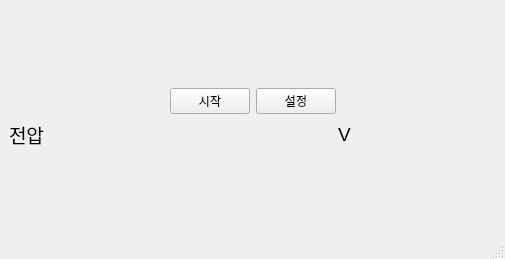
Old version of the form main_window.ui in the repository gkdisdhfl1/PowerSimulator.
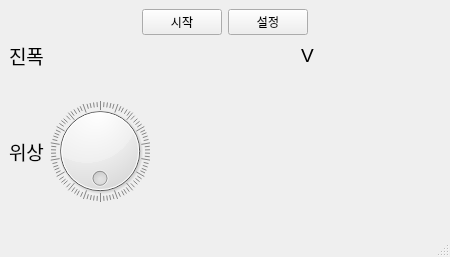
New version of the form. Custom widgets are drawn as their Qt base class.

Commit message:
Feat(ui): AC 파형 제어를 위한 진폭 및 위상 컨트롤 추가
AC 파형을 생성하도록 변경된 SimulationEngine의 새로운 인터페이스에 맞춰 UI를 업데이트 함.

- UI 변경:
  - 기존의 값 제어 위젯 'ValueControlWidget'은 이제 파형의 진폭을 제어하는 역할을 담당함
  - 위상을 0~359도 범위에서 조절할 수 있는 새로운 다이얼 'phaseDial'을 메인 창에 추가

- 시그널 슬롯 연결
  - 'ValueControlWidget'의 'valueChanged' 시그널을
'SimulationEngine::setAmplitude' 슬롯에 연결
  - 새롭게 추가된 'phaseDial'의 valueChanged' 시그널을 'SimulationEngine::setPhase'
슬롯에 연결
  - AC 파형은 전압 값이 계속 변하므로, 'voltageChanged' 시그널으 다시 UI 컨트롤에 반영하던 기존 연결은
제거

이제 사용자는 UI를 통해 교류 파형의 진폭과 위상을 직관적으로 제어하고, 그 결과를 그래프에서 실시간으로 확인할 수 있음

```diff
--- a/main_window.ui
+++ b/main_window.ui
@@ -6,8 +6,8 @@
    <rect>
     <x>0</x>
     <y>0</y>
-    <width>505</width>
-    <height>259</height>
+    <width>450</width>
+    <height>257</height>
    </rect>
   </property>
   <property name="windowTitle">
@@ -77,7 +77,7 @@
            </font>
           </property>
           <property name="text">
-           <string>전압</string>
+           <string>진폭</string>
           </property>
          </widget>
         </item>
@@ -106,6 +106,48 @@
       </item>
      </layout>
     </item>
+    <item>
+     <layout class="QHBoxLayout" name="horizontalLayout_3" stretch="0,0,0">
+      <item>
+       <widget class="QLabel" name="label_3">
+        <property name="font">
+         <font>
+          <pointsize>14</pointsize>
+         </font>
+        </property>
+        <property name="text">
+         <string>위상</string>
+        </property>
+       </widget>
+      </item>
+      <item>
+       <widget class="QDial" name="phaseDial">
+        <property name="maximum">
+         <number>359</number>
+        </property>
+        <property name="wrapping">
+         <bool>true</bool>
+        </property>
+        <property name="notchesVisible">
+         <bool>true</bool>
+        </property>
+       </widget>
+      </item>
+      <item>
+       <spacer name="horizontalSpacer_3">
+        <property name="orientation">
+         <enum>Qt::Orientation::Horizontal</enum>
+        </property>
+        <property name="sizeHint" stdset="0">
+         <size>
+          <width>40</width>
+          <height>20</height>
+         </size>
+        </property>
+       </spacer>
+      </item>
+     </layout>
+    </item>
    </layout>
   </widget>
   <widget class="QMenuBar" name="menubar">
```
Left out of the diff: 2 changed lines with no effect on the pictures. The commit also changes 2 other files.
